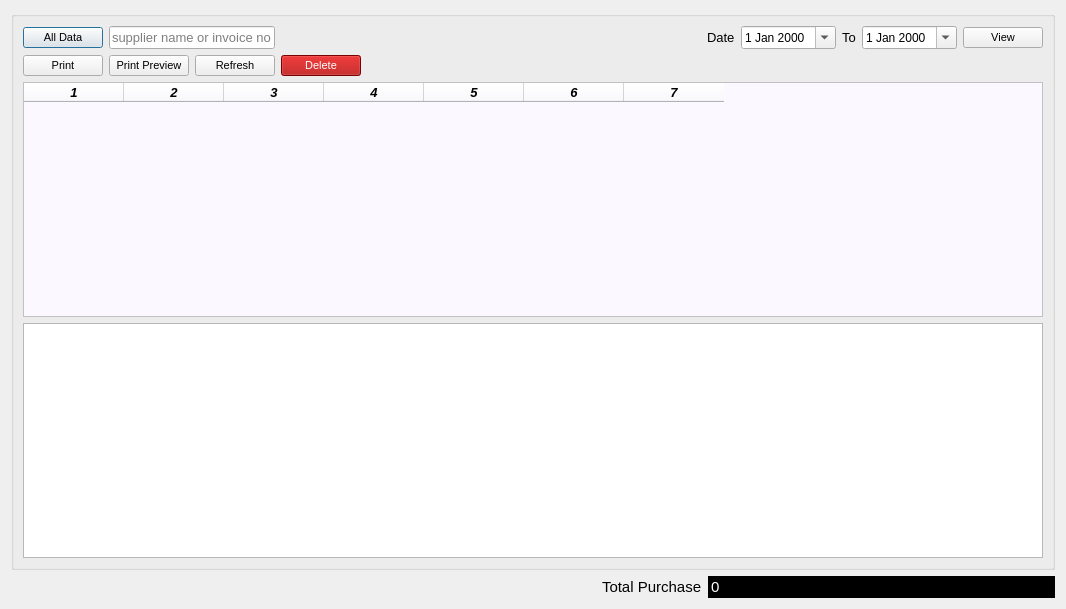
Qt form ui/pinvoice.ui (ansarul543/pos-inventory) before a commit.
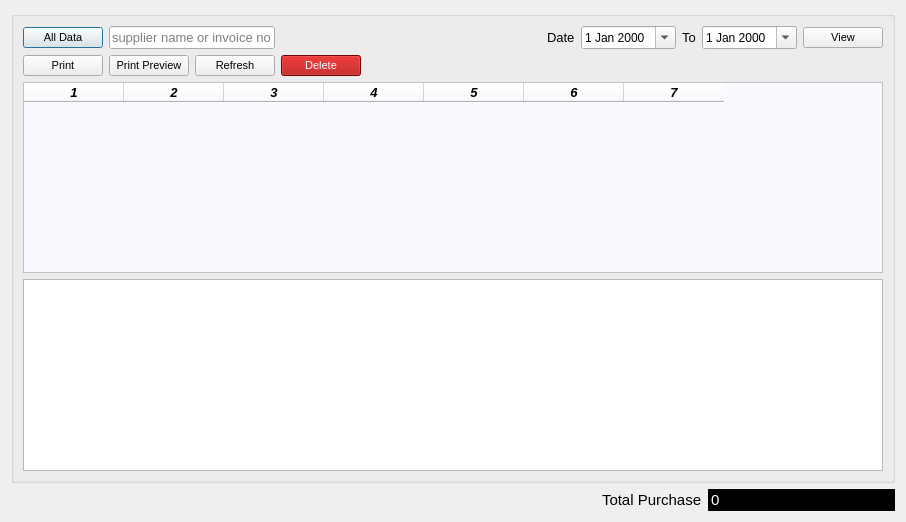
The same form after that commit.

Diff of the .ui file:
```diff
--- a/ui/pinvoice.ui
+++ b/ui/pinvoice.ui
@@ -9,8 +9,8 @@
    <rect>
     <x>0</x>
     <y>0</y>
-    <width>1066</width>
-    <height>609</height>
+    <width>906</width>
+    <height>522</height>
    </rect>
   </property>
   <property name="windowTitle">
```
